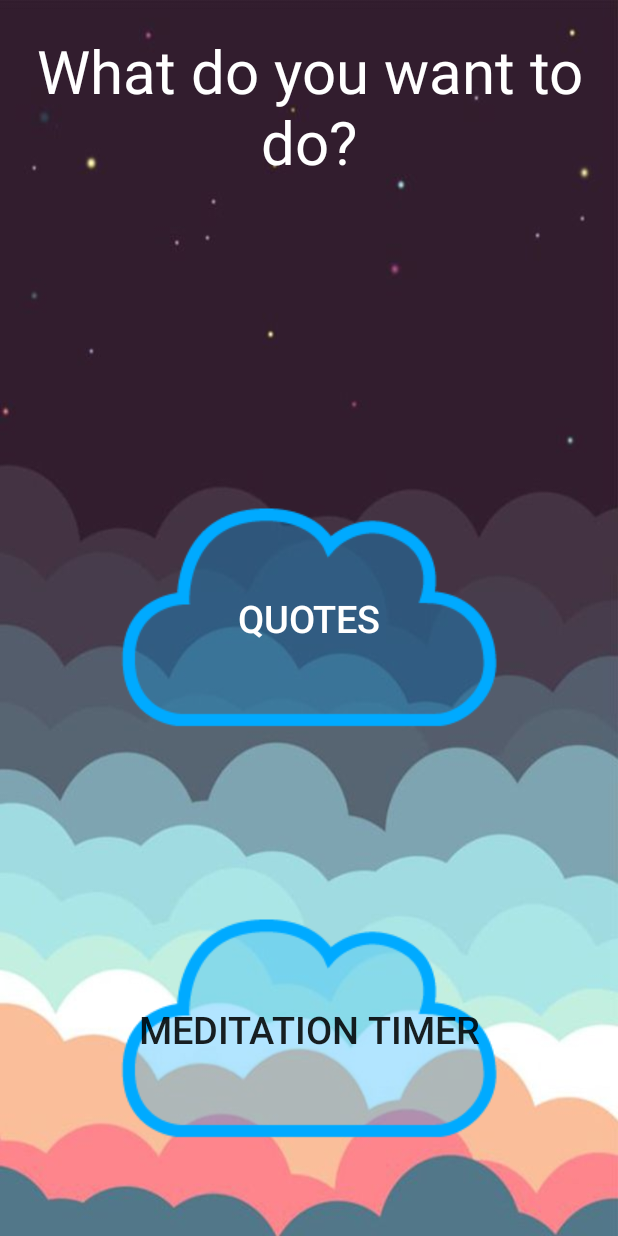
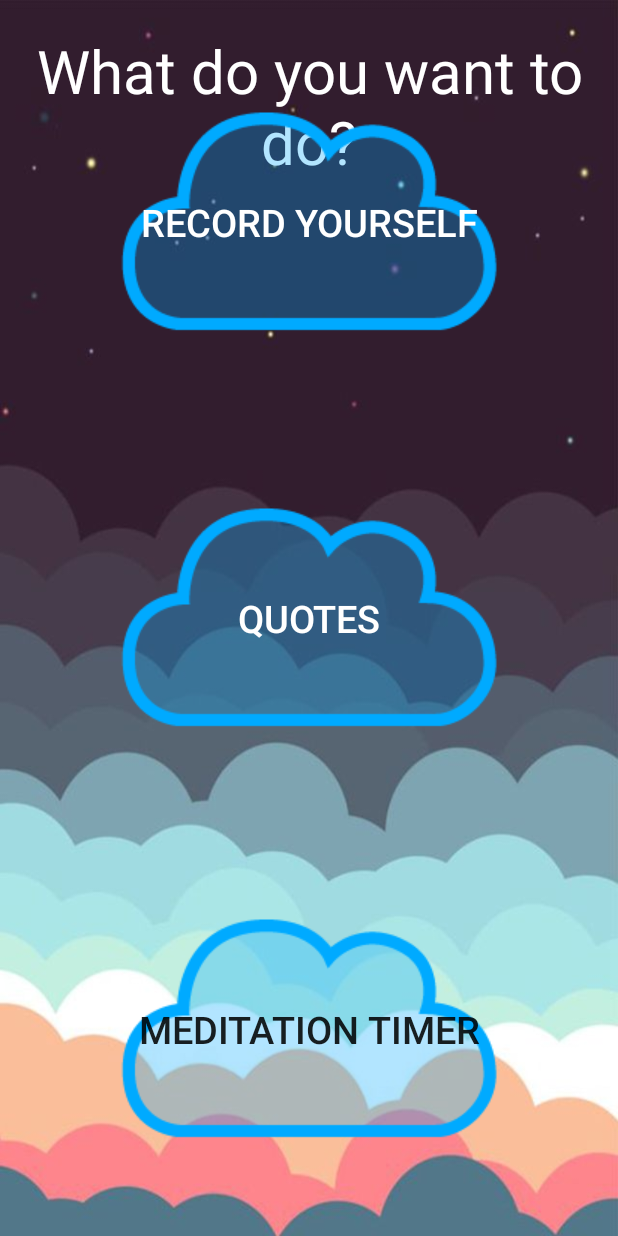
Before and after one commit to paulan94/mindfulnessproject, an Android app: the layout fragment_choose_options.xml on its own in the app's theme, with its tools: preview values and no code run, on a phone screen of 412 x 824 dp. Run offline under Robolectric (Android 15) with nearby library versions, the phone set to English and light mode, and no system bars; Roboto replaces fonts that are not available here.

Commit message:
Added Popup fragment for camera to describe how to use the recorder

```diff
--- a/app/build.gradle
+++ b/app/build.gradle
@@ -2,7 +2,7 @@ apply plugin: 'com.android.application'
 
 android {
     compileSdkVersion 22
-    buildToolsVersion "21.1.2"
+    buildToolsVersion '21.1.2'
 
     defaultConfig {
         applicationId "com.example.paul.mindfulnessprojectquotespictures"
@@ -20,7 +20,7 @@ android {
 }
 
 dependencies {
-    compile fileTree(dir: 'libs', include: ['*.jar'])
+    compile fileTree(include: ['*.jar'], dir: 'libs')
     testCompile 'junit:junit:4.12'
     compile 'com.android.support:appcompat-v7:22.2.1'
     compile 'com.android.support:support-v4:22.2.1'
--- a/app/src/main/res/layout/fragment_choose_options.xml
+++ b/app/src/main/res/layout/fragment_choose_options.xml
@@ -18,16 +18,26 @@
         android:layout_marginTop="20dp"/>
 
     <Button
+        android:id="@+id/camera_button"
+        android:layout_width="wrap_content"
+        android:layout_height="wrap_content"
+        android:background="@drawable/cloud_button"
+        android:text="@string/camera_button_text"
+        android:textColor="@color/white"
+        android:textSize="25sp"
+        android:layout_margin="20dp"
+        android:layout_gravity="center_horizontal"/>
+
+    <Button
         android:id="@+id/quote_button"
         android:layout_width="wrap_content"
         android:layout_height="wrap_content"
         android:background="@drawable/cloud_button"
         android:text="@string/quotes_button_text"
-        android:textColor="#FFFFFF"
+        android:textColor="@color/white"
         android:textSize="25sp"
         android:layout_margin="10dp"
-        android:layout_gravity="center"
-        android:layout_marginTop="20dp"/>
+        android:layout_gravity="center|center_horizontal"/>
 
     <Button
         android:id="@+id/meditation_button"
@@ -37,7 +47,8 @@
         android:text="@string/meditation_button_text"
         android:textSize="25sp"
         android:layout_margin="10dp"
-        android:layout_gravity="center_horizontal|bottom"
-        android:layout_marginBottom="20dp"/>
+        android:layout_gravity="center|bottom"/>
+
+
 
 </FrameLayout>
```
Also changed, not shown: app/src/main/java/com/example/paul/mindfulnessprojectquotespictures/CameraPopUpFragment.java (added, +49 -0 lines), app/src/main/java/com/example/paul/mindfulnessprojectquotespictures/ChooseOptionsFragment.java (+35 -14 lines), app/src/main/java/com/example/paul/mindfulnessprojectquotespictures/MeditationFragment.java (+16 -3 lines), app/src/main/res/layout/fragment_camera.xml (+2 -5 lines), app/src/main/res/layout/fragment_camera_popup.xml (added, +42 -0 lines), app/src/main/res/values/strings.xml (+5 -29 lines).
